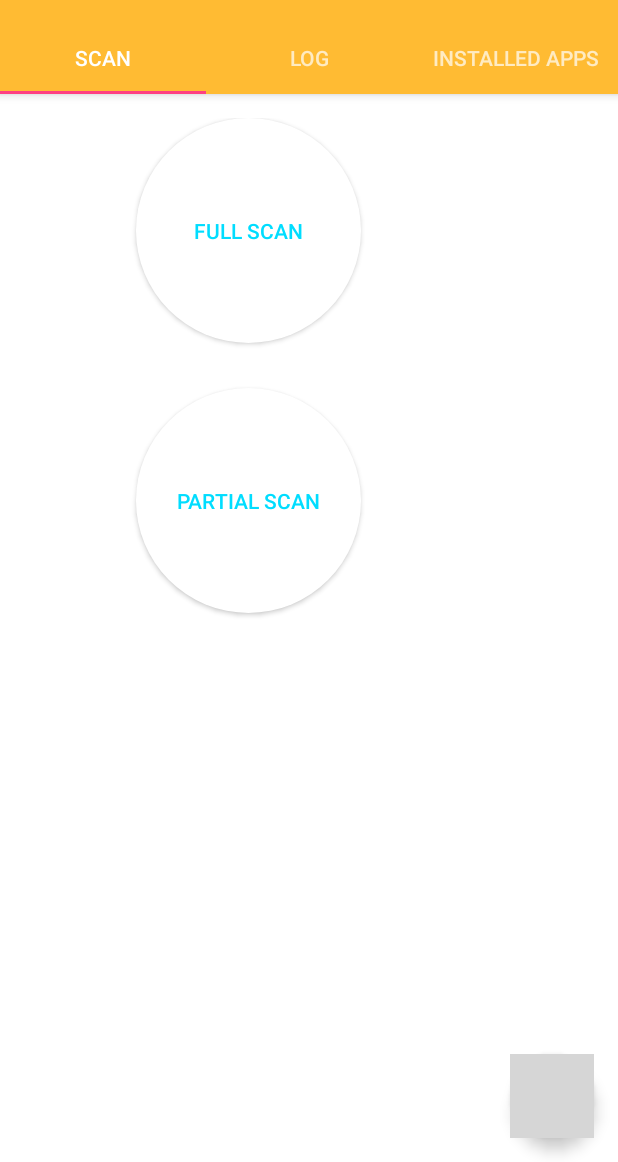
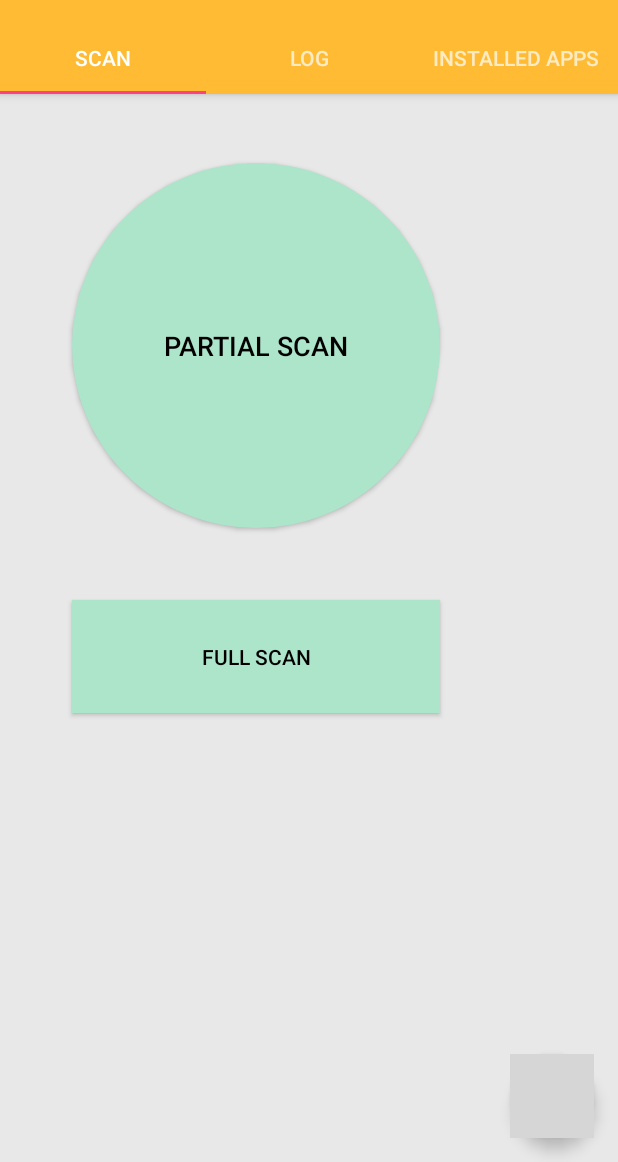
Before and after one commit to arkniazi/AntiVirus, an Android app: the screen it shows after launch (Antivirus), on a phone screen of 412 x 824 dp, the part 74-1236 px from its top. Run offline under Robolectric (Android 15) with nearby library versions, the phone set to English and light mode, and no system bars; libraries missing offline, so code that uses them is left out: at.grabner.circleprogress; plain views replace CircleProgressView; 1 statement that could not run was skipped; grey boxes are pictures that could not be loaded.

```diff
--- a/app/src/main/java/com/example/capk/antivirus/Antivirus.java
+++ b/app/src/main/java/com/example/capk/antivirus/Antivirus.java
@@ -1,23 +1,18 @@
 package com.example.capk.antivirus;
 
-import android.support.design.widget.TabLayout;
+import android.os.Bundle;
 import android.support.design.widget.FloatingActionButton;
 import android.support.design.widget.Snackbar;
-import android.support.v7.app.AppCompatActivity;
-import android.support.v7.widget.Toolbar;
-
+import android.support.design.widget.TabLayout;
 import android.support.v4.app.Fragment;
 import android.support.v4.app.FragmentManager;
 import android.support.v4.app.FragmentPagerAdapter;
 import android.support.v4.view.ViewPager;
-import android.os.Bundle;
-import android.view.LayoutInflater;
+import android.support.v7.app.AppCompatActivity;
+import android.support.v7.widget.Toolbar;
 import android.view.Menu;
 import android.view.MenuItem;
 import android.view.View;
-import android.view.ViewGroup;
-
-import android.widget.TextView;
 
 public class Antivirus extends AppCompatActivity {
 
@@ -34,7 +29,7 @@ public class Antivirus extends AppCompatActivity {
     /**
      * The {@link ViewPager} that will host the section contents.
      */
-    private ViewPager mViewPager;
+    public static ViewPager mViewPager;
 
     @Override
     protected void onCreate(Bundle savedInstanceState) {
@@ -119,6 +114,11 @@ public class Antivirus extends AppCompatActivity {
         }
 
         @Override
+        public int getItemPosition(Object object) {
+            return POSITION_NONE;
+        }
+
+        @Override
         public int getCount() {
             // Show 3 total pages.
             return 3;
--- a/app/src/main/java/com/example/capk/antivirus/Log.java
+++ b/app/src/main/java/com/example/capk/antivirus/Log.java
@@ -1,33 +1,98 @@
 package com.example.capk.antivirus;
 
+import android.content.pm.ApplicationInfo;
+import android.content.pm.PackageManager;
 import android.os.Bundle;
+import android.support.v7.widget.DefaultItemAnimator;
+import android.support.v7.widget.LinearLayoutManager;
+import android.support.v7.widget.RecyclerView;
 import android.view.LayoutInflater;
 import android.view.View;
 import android.view.ViewGroup;
-import android.widget.Button;
+import android.widget.ImageView;
+import android.widget.TextView;
+
+import java.util.List;
+
+import static android.content.ContentValues.TAG;
 
 /**
  * Created by CAPK on 1/29/2018.
  */
 
 public class Log extends android.support.v4.app.Fragment {
-
-
-    private static final int VALID = 0;
-
-    private static final int INVALID = 1;
-     private  static final String SIGNATURE = "";
+    private PackageManager packageManager;
+    private RecyclerView recyclerView;
+    private RecyclerView.LayoutManager layoutManager;
+    private RecyclerView.Adapter adapter;
     public View onCreateView(LayoutInflater inflater, ViewGroup container, Bundle savedInstanceState) {
         View rootView = inflater.inflate(R.layout.tab_log, container, false);
-        Button button = rootView.findViewById(R.id.button);
-
-        button.setOnClickListener(new View.OnClickListener() {
-            @Override
-            public void onClick(View view) {
-
-            }
-        });
+        packageManager = getContext().getPackageManager();
+        recyclerView = rootView.findViewById(R.id.recyclerView);
+        adapter = new RecyclerAdapter();
+        layoutManager = new LinearLayoutManager(getActivity());
+        recyclerView.setLayoutManager(layoutManager);
+        recyclerView.setItemAnimator(new DefaultItemAnimator());
+        recyclerView.setAdapter(adapter);
         return rootView;
     }
 
+    public class RecyclerAdapter extends RecyclerView.Adapter<RecyclerAdapter.ViewHolder>{
+
+
+        List<DBSchema> list;
+        RecyclerAdapter(){
+            DBContract dbContract = new DBContract(getContext());
+            list = dbContract.getData();
+        }
+        public class ViewHolder extends RecyclerView.ViewHolder {
+            public TextView appLabel;
+            public ImageView appIcon;
+            public TextView appVersion;
+            public TextView scanStatus;
+            public TextView zdmStatus;
+
+            public ViewHolder(View itemView) {
+                super(itemView);
+                appLabel = itemView.findViewById(R.id.app_label);
+                appIcon = itemView.findViewById(R.id.app_icon);
+                appVersion = itemView.findViewById(R.id.app_version);
+                scanStatus = itemView.findViewById(R.id.scan_status);
+                zdmStatus = itemView.findViewById(R.id.zdm_status);
+            }
+        }
+
+        @Override
+        public ViewHolder onCreateViewHolder(ViewGroup parent, int viewType) {
+
+            View itemView = LayoutInflater.from(parent.getContext())
+                    .inflate(R.layout.card_layout, parent, false);
+
+            return new ViewHolder(itemView);
+        }
+
+        @Override
+        public void onBindViewHolder(ViewHolder holder, int position) {
+
+            android.util.Log.d(TAG, "onBindViewHolder: "+"working");
+            DBSchema dbSchema = list.get(position);
+            try {
+                 ApplicationInfo applicationInfo = packageManager.getApplicationInfo(dbSchema.getPackageName(),0);
+                 holder.appIcon.setImageDrawable(packageManager.getApplicationIcon(applicationInfo));
+                 holder.appLabel.setText(packageManager.getApplicationLabel(applicationInfo));
+                 holder.appVersion.setText("Verified: "+dbSchema.getDexCheck());
+                 holder.scanStatus.setText("Scan Status: "+dbSchema.getScanStatus());
+                 holder.zdmStatus.setText("ZDM Analysis: "+dbSchema.getZdmAnalysis());
+
+             } catch (PackageManager.NameNotFoundException e) {
+                 e.printStackTrace();
+             }
+        }
+
+        @Override
+        public int getItemCount() {
+            return list.size();
+        }
+    }
+
 }
--- a/app/src/main/res/drawable/rectangle_button.xml
+++ b/app/src/main/res/drawable/rectangle_button.xml
@@ -4,7 +4,7 @@
     <!--style="@style/Widget.AppCompat.Button.Borderless"-->
     <item>
         <shape android:shape="rectangle">
-            <solid android:color="#ffff"/>
+            <solid android:color="#ADE5CB"/>
         </shape>
     </item>
 </ripple>
--- a/app/src/main/res/drawable/round_button.xml
+++ b/app/src/main/res/drawable/round_button.xml
@@ -4,7 +4,7 @@
     <!--style="@style/Widget.AppCompat.Button.Borderless"-->
     <item>
         <shape android:shape="oval">
-            <solid android:color="#ffff"/>
+            <solid android:color="#ADE5CB"/>
         </shape>
     </item>
 </ripple>
--- a/app/src/main/res/layout/tab_scan.xml
+++ b/app/src/main/res/layout/tab_scan.xml
@@ -1,5 +1,5 @@
 <?xml version="1.0" encoding="utf-8"?>
-<android.support.constraint.ConstraintLayout xmlns:android="http://schemas.android.com/apk/res/android"
+<RelativeLayout xmlns:android="http://schemas.android.com/apk/res/android"
     xmlns:CircleProgressView="http://schemas.android.com/apk/res-auto"
     xmlns:app="http://schemas.android.com/apk/res-auto"
     xmlns:tools="http://schemas.android.com/tools"
@@ -11,8 +11,8 @@
 
 
     <LinearLayout
-        android:layout_width="300dp"
-        android:layout_height="386dp"
+        android:layout_width="309dp"
+        android:layout_height="422dp"
         android:gravity="center_horizontal"
         android:orientation="vertical"
         tools:ignore="MissingConstraints"
@@ -20,25 +20,27 @@
         tools:layout_editor_absoluteY="0dp">
 
         <Button
-            android:id="@+id/fullScan"
-            android:layout_width="150dp"
-            android:layout_height="150dp"
-            android:background="@drawable/round_button"
-            android:text="Full SCAN"
-            android:textColor="@android:color/holo_blue_bright"
-            tools:layout_editor_absoluteX="134dp"
-            tools:layout_editor_absoluteY="153dp" />
-
-        <Button
             android:id="@+id/partialScan"
-            android:layout_width="150dp"
-            android:layout_height="150dp"
+            android:layout_width="245dp"
+            android:layout_height="243dp"
             android:layout_marginTop="30dp"
             android:background="@drawable/round_button"
             android:text="Partial Scan"
-            android:textColor="@android:color/holo_blue_bright"
+            android:textColor="@android:color/black"
+            android:textSize="18sp"
             tools:layout_editor_absoluteX="135dp"
             tools:layout_editor_absoluteY="80dp" />
+
+        <Button
+            android:id="@+id/fullScan"
+            android:layout_width="245dp"
+            android:layout_height="75dp"
+            android:layout_marginTop="@android:dimen/app_icon_size"
+            android:background="@drawable/rectangle_button"
+            android:text="Full SCAN"
+            android:textColor="@android:color/black"
+            tools:layout_editor_absoluteX="134dp"
+            tools:layout_editor_absoluteY="153dp" />
 
     </LinearLayout>
 
@@ -49,7 +51,7 @@
         android:textAlignment="center"
         android:visibility="invisible"
         CircleProgressView:cpv_autoTextSize="true"
-        CircleProgressView:cpv_barColor="@color/colorPrimary"
+        CircleProgressView:cpv_barColor="@android:color/holo_orange_light"
         CircleProgressView:cpv_barWidth="35dp"
         CircleProgressView:cpv_innerContourSize="0dp"
         CircleProgressView:cpv_maxValue="100"
@@ -59,8 +61,8 @@
         CircleProgressView:cpv_seekMode="true"
         CircleProgressView:cpv_showTextInSpinningMode="true"
         CircleProgressView:cpv_showUnit="true"
-        CircleProgressView:cpv_spinColor="@color/colorPrimary"
-        CircleProgressView:cpv_textColor="@android:color/holo_green_light"
+        CircleProgressView:cpv_spinColor="@android:color/holo_orange_light"
+        CircleProgressView:cpv_textColor="@color/progress_bar_text_color"
         CircleProgressView:cpv_textScale="1"
         CircleProgressView:cpv_unit="%"
         CircleProgressView:cpv_unitColor="@android:color/darker_gray"
@@ -71,4 +73,4 @@
         tools:layout_editor_absoluteY="16dp" />
 
 
-</android.support.constraint.ConstraintLayout>
+</RelativeLayout>
--- a/app/src/main/res/values/colors.xml
+++ b/app/src/main/res/values/colors.xml
@@ -4,4 +4,7 @@
     <color name="colorPrimaryDark">#303F9F</color>
     <color name="colorAccent">#FF4081</color>
     <color name="NotificationBarColor">#be9f4a</color>
+    <color name="light_dark">#e8e8e8</color>
+    <color name="b1">#ade5cb</color>
+    <color name="progress_bar_text_color">#5ac593</color>
 </resources>
--- a/app/src/main/res/values/styles.xml
+++ b/app/src/main/res/values/styles.xml
@@ -7,9 +7,10 @@
         <item name="colorPrimaryDark">@color/colorPrimaryDark</item>
         <item name="colorAccent">@color/colorAccent</item>
         <item name="android:statusBarColor">@color/NotificationBarColor</item>
-        <item name="android:textColorPrimary">@android:color/holo_green_light</item>
-        <item name="android:textColorPrimaryInverse">@android:color/holo_green_light</item>
-        <item name="android:windowBackground">@android:color/background_light</item>
+        <item name="android:textColorPrimary">@android:color/black</item>
+        <item name="android:textColorPrimaryInverse">@android:color/black</item>
+        <item name="android:windowBackground">@color/light_dark</item>
+        <item name="android:colorBackground">@color/light_dark</item>
     </style>
 
     <style name="AppTheme.NoActionBar">
```
Also changed, not shown: app/build.gradle (+19 -0 lines), app/src/main/AndroidManifest.xml (+6 -1 lines), app/src/main/java/com/example/capk/antivirus/AppList.java (+52 -5 lines), app/src/main/java/com/example/capk/antivirus/DBContract.java (+57 -0 lines), app/src/main/java/com/example/capk/antivirus/DBSchema.java (+40 -1 lines), app/src/main/java/com/example/capk/antivirus/FileToHash.java (+6 -3 lines), app/src/main/java/com/example/capk/antivirus/MyFileRead.java (+20 -16 lines), app/src/main/java/com/example/capk/antivirus/Scan.java (+10 -14 lines), app/src/main/java/com/example/capk/antivirus/ScanService.java (+66 -21 lines), app/src/main/java/com/example/capk/antivirus/server/MyVolley.java (added, +80 -0 lines), app/src/main/res/layout/app_list_row.xml (+23 -8 lines), app/src/main/res/layout/card_layout.xml (added, +57 -0 lines), app/src/main/res/layout/tab_log.xml (+9 -21 lines).
